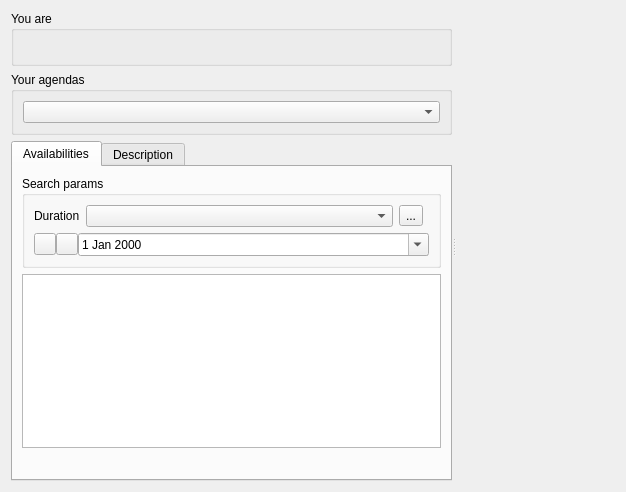
Before: the Qt Designer form plugins/agendaplugin/usercalendarviewer.ui in FreeHealth/freehealth, drawn with Qt 5.
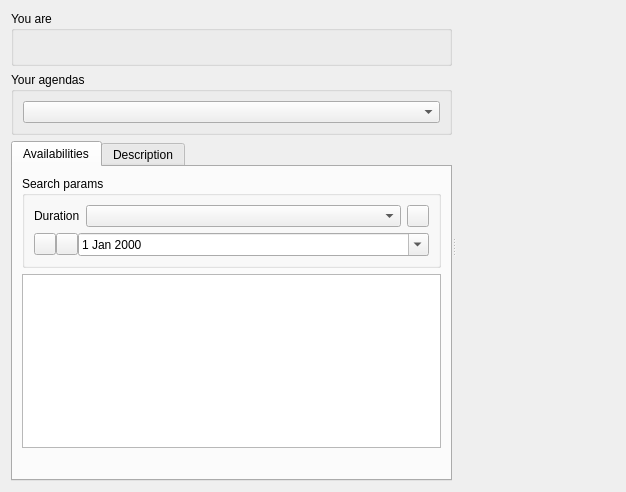
After: the same form once the commit is applied. Custom widgets are drawn as their Qt base class.

Commit message: adding layout, resizing toolbutton

What changed in the file:
```diff
--- a/plugins/agendaplugin/usercalendarviewer.ui
+++ b/plugins/agendaplugin/usercalendarviewer.ui
@@ -97,30 +97,7 @@
               <string>Search params</string>
              </property>
              <layout class="QGridLayout" name="gridLayout_5">
-              <item row="0" column="0">
-               <widget class="QLabel" name="label_2">
-                <property name="sizePolicy">
-                 <sizepolicy hsizetype="Preferred" vsizetype="Preferred">
-                  <horstretch>0</horstretch>
-                  <verstretch>0</verstretch>
-                 </sizepolicy>
-                </property>
-                <property name="text">
-                 <string>Duration</string>
-                </property>
-               </widget>
-              </item>
-              <item row="0" column="1">
-               <widget class="QComboBox" name="availDurationCombo">
-                <property name="sizePolicy">
-                 <sizepolicy hsizetype="Expanding" vsizetype="Fixed">
-                  <horstretch>0</horstretch>
-                  <verstretch>0</verstretch>
-                 </sizepolicy>
-                </property>
-               </widget>
-              </item>
-              <item row="1" column="0" colspan="4">
+              <item row="3" column="0" colspan="4">
                <layout class="QHBoxLayout" name="horizontalLayout_3">
                 <property name="spacing">
                  <number>0</number>
@@ -178,12 +155,51 @@
                 </item>
                </layout>
               </item>
-              <item row="0" column="2">
-               <widget class="QToolButton" name="defaultDurationButton">
-                <property name="text">
-                 <string>...</string>
-                </property>
-               </widget>
+              <item row="0" column="0" colspan="4">
+               <layout class="QHBoxLayout" name="horizontalLayout">
+                <item>
+                 <widget class="QLabel" name="label_2">
+                  <property name="sizePolicy">
+                   <sizepolicy hsizetype="Preferred" vsizetype="Preferred">
+                    <horstretch>0</horstretch>
+                    <verstretch>0</verstretch>
+                   </sizepolicy>
+                  </property>
+                  <property name="text">
+                   <string>Duration</string>
+                  </property>
+                 </widget>
+                </item>
+                <item>
+                 <widget class="QComboBox" name="availDurationCombo">
+                  <property name="sizePolicy">
+                   <sizepolicy hsizetype="Expanding" vsizetype="Fixed">
+                    <horstretch>0</horstretch>
+                    <verstretch>0</verstretch>
+                   </sizepolicy>
+                  </property>
+                 </widget>
+                </item>
+                <item>
+                 <widget class="QToolButton" name="defaultDurationButton">
+                  <property name="minimumSize">
+                   <size>
+                    <width>22</width>
+                    <height>22</height>
+                   </size>
+                  </property>
+                  <property name="maximumSize">
+                   <size>
+                    <width>22</width>
+                    <height>22</height>
+                   </size>
+                  </property>
+                  <property name="text">
+                   <string/>
+                  </property>
+                 </widget>
+                </item>
+               </layout>
               </item>
              </layout>
             </widget>
```
